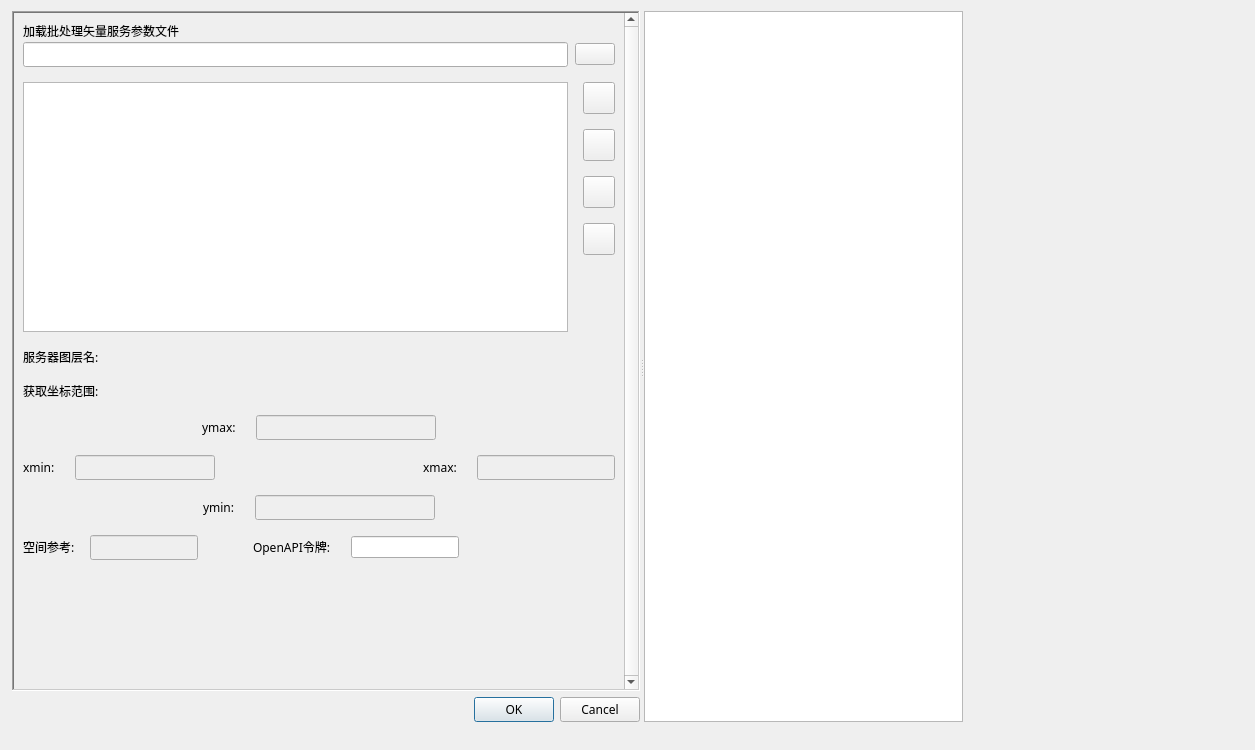
Above: UI/UIVectorMap.ui from zou-mono/oneTools before the change. Below: the same form after it.
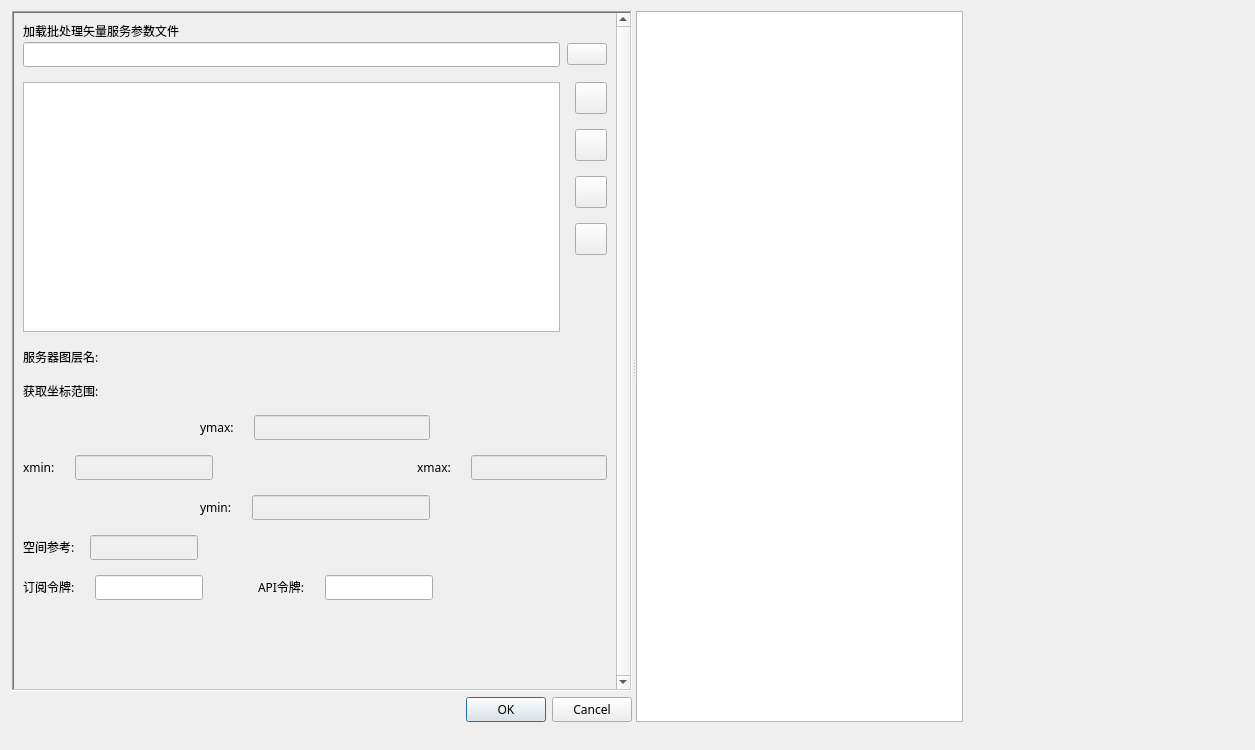
That is the form after the change. Icons and pictures are not drawn. Custom widgets are drawn as their Qt base class.

Commit message: use the new rule of 2022-04 for vector crawler.

```diff
--- a/UI/UIVectorMap.ui
+++ b/UI/UIVectorMap.ui
@@ -745,11 +745,77 @@
                <property name="orientation">
                 <enum>Qt::Horizontal</enum>
                </property>
+               <property name="sizeHint" stdset="0">
+                <size>
+                 <width>40</width>
+                 <height>20</height>
+                </size>
+               </property>
+              </spacer>
+             </item>
+            </layout>
+           </item>
+           <item>
+            <layout class="QHBoxLayout" name="horizontalLayout_10">
+             <item>
+              <widget class="QLabel" name="label_3">
+               <property name="sizePolicy">
+                <sizepolicy hsizetype="Fixed" vsizetype="Fixed">
+                 <horstretch>0</horstretch>
+                 <verstretch>0</verstretch>
+                </sizepolicy>
+               </property>
+               <property name="font">
+                <font>
+                 <family>微软雅黑</family>
+                </font>
+               </property>
+               <property name="text">
+                <string>订阅令牌:</string>
+               </property>
+              </widget>
+             </item>
+             <item>
+              <spacer name="verticalSpacer_3">
+               <property name="orientation">
+                <enum>Qt::Horizontal</enum>
+               </property>
                <property name="sizeType">
                 <enum>QSizePolicy::Fixed</enum>
                </property>
                <property name="sizeHint" stdset="0">
                 <size>
+                 <width>5</width>
+                 <height>20</height>
+                </size>
+               </property>
+              </spacer>
+             </item>
+             <item>
+              <widget class="QLineEdit" name="txt_subscriptionToken">
+               <property name="sizePolicy">
+                <sizepolicy hsizetype="Fixed" vsizetype="Fixed">
+                 <horstretch>0</horstretch>
+                 <verstretch>0</verstretch>
+                </sizepolicy>
+               </property>
+               <property name="font">
+                <font>
+                 <family>微软雅黑</family>
+                </font>
+               </property>
+              </widget>
+             </item>
+             <item>
+              <spacer name="horizontalSpacer_10">
+               <property name="orientation">
+                <enum>Qt::Horizontal</enum>
+               </property>
+               <property name="sizeType">
+                <enum>QSizePolicy::Fixed</enum>
+               </property>
+               <property name="sizeHint" stdset="0">
+                <size>
                  <width>40</width>
                  <height>20</height>
                 </size>
@@ -757,9 +823,9 @@
               </spacer>
              </item>
              <item>
-              <layout class="QHBoxLayout" name="horizontalLayout_10">
+              <layout class="QHBoxLayout" name="horizontalLayout_12">
                <item>
-                <widget class="QLabel" name="label_3">
+                <widget class="QLabel" name="label_4">
                  <property name="sizePolicy">
                   <sizepolicy hsizetype="Fixed" vsizetype="Fixed">
                    <horstretch>0</horstretch>
@@ -772,12 +838,12 @@
                   </font>
                  </property>
                  <property name="text">
-                  <string>OpenAPI令牌:</string>
+                  <string>API令牌:</string>
                  </property>
                 </widget>
                </item>
                <item>
-                <spacer name="verticalSpacer_3">
+                <spacer name="verticalSpacer_4">
                  <property name="orientation">
                   <enum>Qt::Horizontal</enum>
                  </property>
@@ -793,17 +859,22 @@
                 </spacer>
                </item>
                <item>
-                <widget class="QLineEdit" name="txt_openapi">
+                <widget class="QLineEdit" name="txt_apiToken">
                  <property name="sizePolicy">
                   <sizepolicy hsizetype="Fixed" vsizetype="Fixed">
                    <horstretch>0</horstretch>
                    <verstretch>0</verstretch>
                   </sizepolicy>
                  </property>
+                 <property name="font">
+                  <font>
+                   <family>微软雅黑</family>
+                  </font>
+                 </property>
                 </widget>
                </item>
                <item>
-                <spacer name="horizontalSpacer_10">
+                <spacer name="horizontalSpacer_11">
                  <property name="orientation">
                   <enum>Qt::Horizontal</enum>
                  </property>
```
The commit also changes 70 other files.
